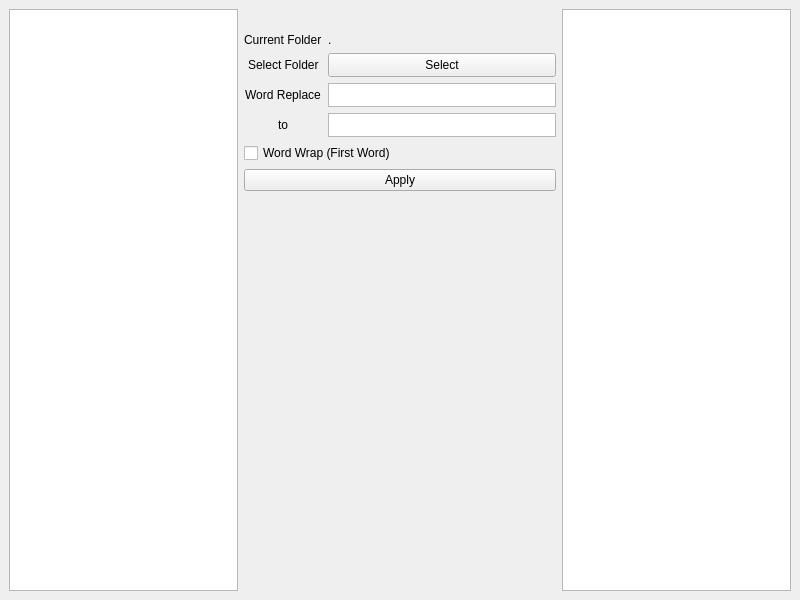
First picture: the form in FLT-FilesRename/FLT_FilesRename.ui, repository hsl-sv/FLT-FilesRename, before the edit.
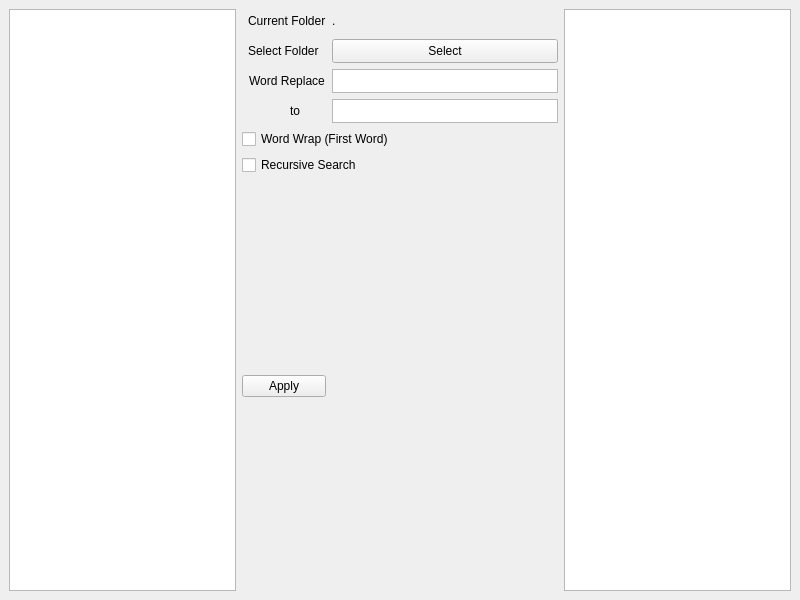
Second picture: the form after the edit.

Commit message: added glob with recursive search

Patch:
```diff
--- a/FLT-FilesRename/FLT_FilesRename.ui
+++ b/FLT-FilesRename/FLT_FilesRename.ui
@@ -20,8 +20,8 @@
    </size>
   </property>
   <widget class="QWidget" name="centralwidget">
-   <layout class="QHBoxLayout" name="horizontalLayout">
-    <item>
+   <layout class="QGridLayout" name="gridLayout">
+    <item row="0" column="0" rowspan="8">
      <layout class="QHBoxLayout" name="layout_directory">
       <item>
        <widget class="QListView" name="lv_directory">
@@ -32,34 +32,14 @@
       </item>
      </layout>
     </item>
-    <item>
-     <layout class="QFormLayout" name="formLayout">
-      <property name="sizeConstraint">
-       <enum>QLayout::SetDefaultConstraint</enum>
-      </property>
-      <property name="fieldGrowthPolicy">
-       <enum>QFormLayout::AllNonFixedFieldsGrow</enum>
-      </property>
-      <property name="rowWrapPolicy">
-       <enum>QFormLayout::DontWrapRows</enum>
-      </property>
-      <property name="labelAlignment">
-       <set>Qt::AlignHCenter|Qt::AlignTop</set>
-      </property>
-      <property name="formAlignment">
-       <set>Qt::AlignLeading|Qt::AlignLeft|Qt::AlignTop</set>
-      </property>
-      <property name="topMargin">
-       <number>24</number>
-      </property>
-      <item row="0" column="0">
+    <item row="0" column="2" colspan="2">
        <widget class="QLabel" name="label_3">
         <property name="text">
          <string>Current Folder</string>
         </property>
        </widget>
       </item>
-      <item row="0" column="1">
+    <item row="0" column="4">
        <widget class="QLabel" name="lbl_currentdir">
         <property name="minimumSize">
          <size>
@@ -78,7 +58,14 @@
         </property>
        </widget>
       </item>
-      <item row="1" column="0">
+    <item row="0" column="5" rowspan="8">
+     <layout class="QHBoxLayout" name="layout_preview">
+      <item>
+       <widget class="QListView" name="lv_preview"/>
+      </item>
+     </layout>
+    </item>
+    <item row="1" column="2" colspan="2">
        <widget class="QLabel" name="label">
         <property name="sizePolicy">
          <sizepolicy hsizetype="Expanding" vsizetype="Preferred">
@@ -91,7 +78,7 @@
         </property>
        </widget>
       </item>
-      <item row="1" column="1">
+    <item row="1" column="4">
        <widget class="QPushButton" name="btn_folder">
         <property name="minimumSize">
          <size>
@@ -110,7 +97,7 @@
         </property>
        </widget>
       </item>
-      <item row="2" column="0">
+    <item row="2" column="2" colspan="2">
        <widget class="QLabel" name="label_2">
         <property name="sizePolicy">
          <sizepolicy hsizetype="Expanding" vsizetype="Preferred">
@@ -126,7 +113,7 @@
         </property>
        </widget>
       </item>
-      <item row="2" column="1">
+    <item row="2" column="4">
        <widget class="QPlainTextEdit" name="tbx_replace_target">
         <property name="sizePolicy">
          <sizepolicy hsizetype="Preferred" vsizetype="Preferred">
@@ -160,14 +147,14 @@
         </property>
        </widget>
       </item>
-      <item row="3" column="0">
+    <item row="3" column="3">
        <widget class="QLabel" name="label_4">
         <property name="text">
          <string>to</string>
         </property>
        </widget>
       </item>
-      <item row="3" column="1">
+    <item row="3" column="4">
        <widget class="QPlainTextEdit" name="tbx_replace_dest">
         <property name="sizePolicy">
          <sizepolicy hsizetype="Preferred" vsizetype="Preferred">
@@ -198,7 +185,14 @@
         </property>
        </widget>
       </item>
-      <item row="5" column="0" colspan="2">
+    <item row="5" column="1" colspan="4">
+     <widget class="QCheckBox" name="cbx_recursive">
+      <property name="text">
+       <string>Recursive Search</string>
+      </property>
+     </widget>
+    </item>
+    <item row="6" column="1" rowspan="2" colspan="3">
        <widget class="QPushButton" name="btn_apply">
         <property name="sizePolicy">
          <sizepolicy hsizetype="Preferred" vsizetype="Fixed">
@@ -211,32 +205,19 @@
         </property>
        </widget>
       </item>
-      <item row="6" column="0" colspan="2">
+    <item row="7" column="2">
        <widget class="QLabel" name="lbl_affected">
         <property name="text">
          <string/>
         </property>
        </widget>
       </item>
-      <item row="4" column="0" colspan="2">
-       <layout class="QHBoxLayout" name="cbx_layout">
-        <item>
+    <item row="4" column="1" colspan="4">
          <widget class="QCheckBox" name="cbx_wordwrap">
           <property name="text">
            <string>Word Wrap (First Word)</string>
           </property>
          </widget>
-        </item>
-       </layout>
-      </item>
-     </layout>
-    </item>
-    <item>
-     <layout class="QHBoxLayout" name="layout_preview">
-      <item>
-       <widget class="QListView" name="lv_preview"/>
-      </item>
-     </layout>
     </item>
    </layout>
   </widget>
```
Lines whose indentation alone changed are shown as unchanged. The commit also changes 4 other files.
